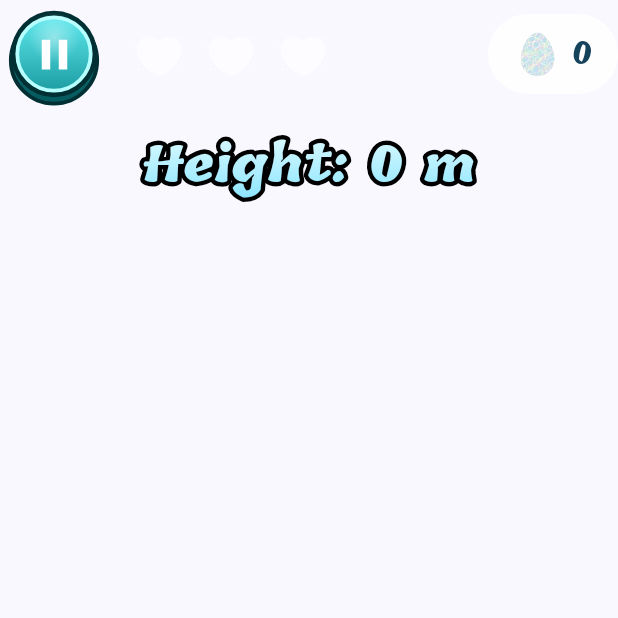
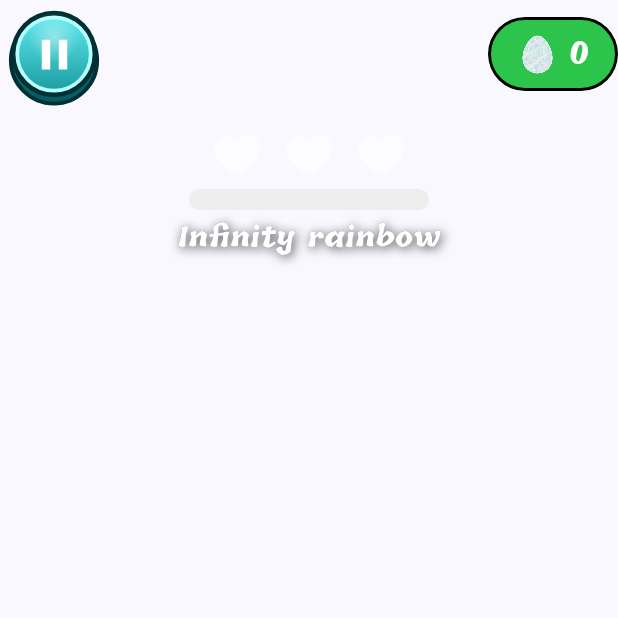
Before and after one commit to Maksym-Latt/KV-Chicken-Bubble-Float, an Android app built with Jetpack Compose: the composable GameHud called with empty values, on a phone screen of 412 x 824 dp, the top half of it. Run offline under Robolectric (Android 15) with nearby library versions, the phone set to English and light mode, and no system bars; our stand-ins replace Dagger/Hilt's generated code.

Commit message:
правки

```diff
--- a/app/src/main/java/com/chicken/bubblefloat/game/GameDimensions.kt
+++ b/app/src/main/java/com/chicken/bubblefloat/game/GameDimensions.kt
@@ -7,7 +7,7 @@ object GameDimensions {
         val hitboxScale: Float = 0.7f
     )
 
-    val Player = Element(spriteSize = 0.26f, hitboxScale = 0.75f)
+    val Player = Element(spriteSize = 0.26f, hitboxScale = 0.60f)
     val Thorn = Element(spriteSize = 0.22f)
     val Crow = Element(spriteSize = 0.3f, hitboxScale = 0.65f)
     val Egg = Element(spriteSize = 0.13f, hitboxScale = 0.8f)
--- /dev/null
+++ b/app/src/main/java/com/chicken/bubblefloat/ui/theme/main/component/CurrencyHeader.kt
@@ -0,0 +1,46 @@
+package com.chicken.bubblefloat.ui.theme.main.component
+
+import androidx.compose.foundation.Image
+import androidx.compose.foundation.background
+import androidx.compose.foundation.border
+import androidx.compose.foundation.layout.Arrangement
+import androidx.compose.foundation.layout.Row
+import androidx.compose.foundation.layout.padding
+import androidx.compose.foundation.layout.size
+import androidx.compose.foundation.shape.RoundedCornerShape
+import androidx.compose.material3.Text
+import androidx.compose.runtime.Composable
+import androidx.compose.ui.Alignment
+import androidx.compose.ui.Modifier
+import androidx.compose.ui.draw.clip
+import androidx.compose.ui.graphics.Color
+import androidx.compose.ui.res.painterResource
+import androidx.compose.ui.text.font.FontWeight
+import androidx.compose.ui.unit.dp
+import androidx.compose.ui.unit.sp
+import com.chicken.bubblefloat.R
+
+@Composable
+public fun CurrencyHeader(eggs: Int) {
+    Row(
+        modifier = Modifier
+            .clip(RoundedCornerShape(999.dp))
+            .background(Color(0xFF2CC44A))
+            .border(2.dp, Color.Black, RoundedCornerShape(999.dp))
+            .padding(horizontal = 20.dp, vertical = 8.dp),
+        verticalAlignment = Alignment.CenterVertically,
+        horizontalArrangement = Arrangement.spacedBy(8.dp)
+    ) {
+        Image(
+            painter = painterResource(id = R.drawable.item_egg),
+            contentDescription = null,
+            modifier = Modifier.size(26.dp)
+        )
+        Text(
+            text = eggs.toString(),
+            color = Color.White,
+            fontSize = 20.sp,
+            fontWeight = FontWeight.Bold
+        )
+    }
+}
--- a/app/src/main/java/com/chicken/bubblefloat/ui/theme/main/gamescreen/GameScreen.kt
+++ b/app/src/main/java/com/chicken/bubblefloat/ui/theme/main/gamescreen/GameScreen.kt
@@ -25,6 +25,7 @@ import androidx.compose.foundation.shape.RoundedCornerShape
 import androidx.compose.material.icons.Icons
 import androidx.compose.material.icons.filled.Pause
 import androidx.compose.material3.Icon
+import androidx.compose.material3.LocalTextStyle
 import androidx.compose.material3.Surface
 import androidx.compose.material3.Text
 import androidx.compose.runtime.Composable
@@ -41,6 +42,7 @@ import androidx.compose.ui.geometry.Offset
 import androidx.compose.ui.graphics.Brush
 import androidx.compose.ui.graphics.Color
 import androidx.compose.ui.graphics.ColorFilter
+import androidx.compose.ui.graphics.Shadow
 import androidx.compose.ui.input.pointer.pointerInput
 import androidx.compose.ui.layout.ContentScale
 import androidx.compose.ui.platform.LocalDensity
@@ -67,6 +69,7 @@ import com.chicken.bubblefloat.ui.main.gamescreen.overlay.IntroOverlay
 import com.chicken.bubblefloat.ui.main.gamescreen.overlay.WinOverlay
 import com.chicken.bubblefloat.ui.main.menuscreen.RunSummary
 import com.chicken.bubblefloat.ui.main.settings.SettingsViewModel
+import com.chicken.bubblefloat.ui.theme.main.component.CurrencyHeader
 import kotlin.math.min
 
 @Composable
@@ -237,7 +240,10 @@ private fun GameHud(
     isInvincible: Boolean,
     onPause: () -> Unit
 ) {
-    Column(modifier = Modifier.fillMaxWidth()) {
+    Column(
+        modifier = Modifier.fillMaxWidth()
+    ) {
+        // --- Верхний ряд: пауза + зелёная валюта ---
         Row(
             modifier = Modifier.fillMaxWidth(),
             verticalAlignment = Alignment.CenterVertically
@@ -251,24 +257,97 @@ private fun GameHud(
                 )
             }
 
-            Spacer(modifier = Modifier.width(16.dp))
-
-            HeartStatus(
-                lives = lives,
-                isInvincible = isInvincible,
-                invincibleProgress = invincibleProgress
-            )
-
             Spacer(modifier = Modifier.weight(1f))
 
-            EggCounter(eggs = eggs)
+            CurrencyHeader(
+                eggs = eggs,
+            )
         }
 
         Spacer(modifier = Modifier.height(12.dp))
 
-        HeightBadge(height = height)
+        // --- Ряд с сердцами по центру ---
+        Row(
+            modifier = Modifier.fillMaxWidth(),
+            horizontalArrangement = Arrangement.Center
+        ) {
+            HeartRow(lives = lives)
+        }
+
+        Spacer(modifier = Modifier.height(6.dp))
+
+
+        InfinityRainbowBar(
+            progress = invincibleProgress,
+            isActive = isInvincible
+        )
     }
 }
+
+// ---------- Infinity rainbow bar под сердцами ----------
+
+@Composable
+private fun InfinityRainbowBar(
+    progress: Float,
+    isActive: Boolean
+) {
+    val clamped = progress.coerceIn(0f, 1f)
+
+    Column(
+        modifier = Modifier.fillMaxWidth(),
+        horizontalAlignment = Alignment.CenterHorizontally,
+        verticalArrangement = Arrangement.spacedBy(4.dp)
+    ) {
+        // полоса прогресса
+        Box(
+            modifier = Modifier
+                .width(160.dp)
+                .height(14.dp)
+                .clip(RoundedCornerShape(999.dp))
+                .background(Color(0xFFEDEDED))
+        ) {
+            Box(
+                modifier = Modifier
+                    .fillMaxHeight()
+                    .fillMaxWidth(if (isActive) clamped else 0f)
+                    .clip(RoundedCornerShape(999.dp))
+                    .background(
+                        brush = Brush.horizontalGradient(
+                            listOf(
+                                Color(0xFFFC4CFF),
+                                Color(0xFFB446FF),
+                                Color(0xFF7F3BFF)
+                            )
+                        )
+                    )
+            )
+        }
+
+        // подпись "Infinity rainbow" как на скрине
+        Box {
+            Text(
+                text = "Infinity rainbow",
+                fontSize = 18.sp,
+                fontWeight = FontWeight.ExtraBold,
+                color = Color(0xFF141414),
+                style = LocalTextStyle.current.copy(
+                    shadow = Shadow(
+                        color = Color.Black.copy(alpha = 0.7f),
+                        offset = Offset(2f, 2f),
+                        blurRadius = 8f
+                    )
+                )
+            )
+            Text(
+                text = "Infinity rainbow",
+                fontSize = 18.sp,
+                fontWeight = FontWeight.ExtraBold,
+                color = Color.White
+            )
+        }
+    }
+}
+
 
 @Composable
 private fun HeartRow(lives: Int) {
@@ -282,31 +361,6 @@ private fun HeartRow(lives: Int) {
                 colorFilter = if (active) null else ColorFilter.tint(Color(0x80FFFFFF))
             )
         }
-    }
-}
-
-@Composable
-private fun EggCounter(eggs: Int) {
-    Row(
-        modifier = Modifier
-            .clip(RoundedCornerShape(28.dp))
-            .background(Color(0xD0FFFFFF))
-            .padding(horizontal = 18.dp, vertical = 10.dp),
-        verticalAlignment = Alignment.CenterVertically,
-        horizontalArrangement = Arrangement.spacedBy(8.dp)
-    ) {
-        Image(
-            painter = painterResource(id = R.drawable.item_egg),
-            contentDescription = null,
-            modifier = Modifier.size(30.dp)
-        )
-        Text(
-            text = eggs.toString(),
-            color = Color(0xFF16435C),
-            fontWeight = FontWeight.Bold,
-            fontSize = 20.sp,
-            maxLines = 1
-        )
     }
 }
 
```
Also changed, not shown: app/src/main/java/com/chicken/bubblefloat/ui/theme/main/gamescreen/overlay/GameSettingsOverlay.kt (+20 -31 lines), app/src/main/java/com/chicken/bubblefloat/ui/theme/main/gamescreen/overlay/WinOverlay.kt (+32 -29 lines), app/src/main/java/com/chicken/bubblefloat/ui/theme/main/menuscreen/overlay/LockerOverlay.kt (+1 -25 lines).
